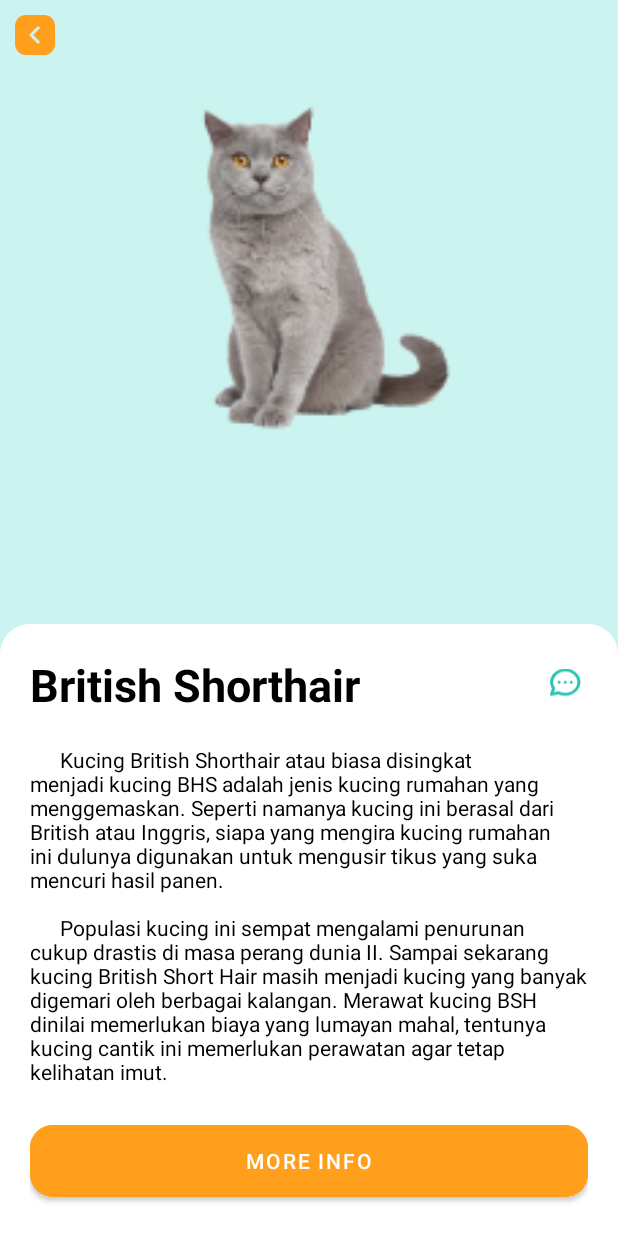
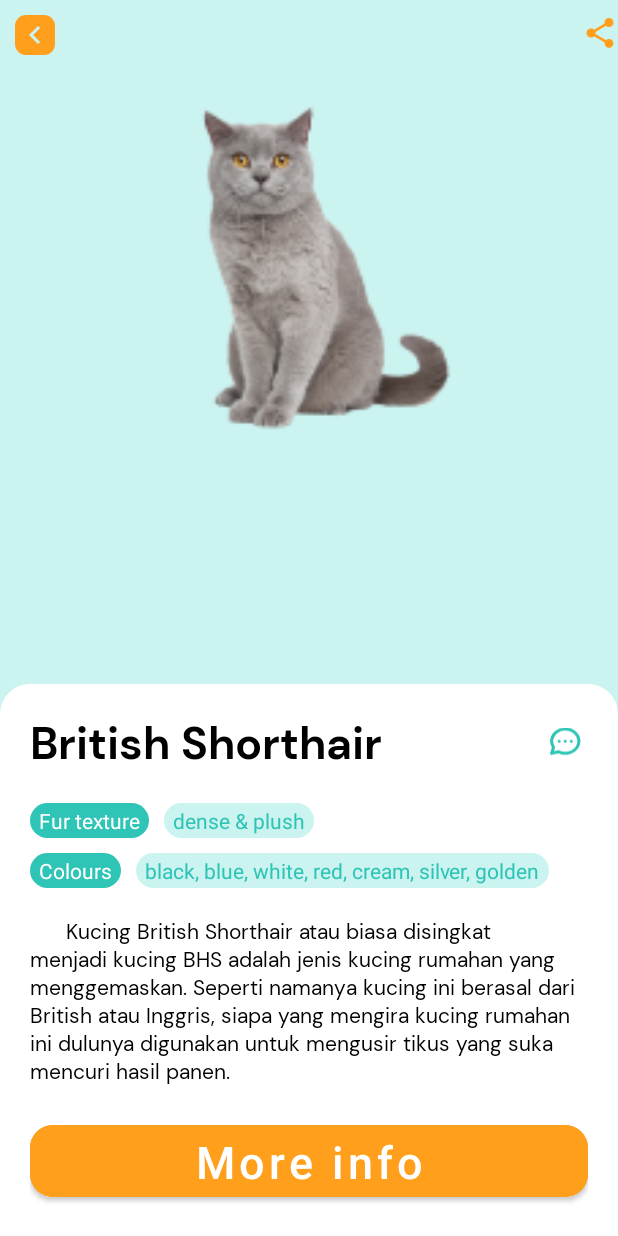
Before and after one commit to kucingapi/kucingin, an Android app: the layout detail_cat.xml on its own in the app's theme, with its tools: preview values and no code run, on a phone screen of 412 x 824 dp. Run offline under Robolectric (Android 15) with nearby library versions, the phone set to English and light mode, and no system bars.

Commit message:
[ADD] detail cat complete design

```diff
--- /dev/null
+++ b/app/src/main/res/drawable-xxhdpi/detail_cat_categories_description.xml
@@ -0,0 +1,8 @@
+<?xml version="1.0" encoding="utf-8"?>
+<shape xmlns:android="http://schemas.android.com/apk/res/android"
+       android:shape="rectangle"
+>
+    <solid android:color="@color/primary_light" />
+    <corners android:radius="20dp" />
+
+</shape>
--- /dev/null
+++ b/app/src/main/res/drawable/detail_cat_categories.xml
@@ -0,0 +1,8 @@
+<?xml version="1.0" encoding="utf-8"?>
+<shape xmlns:android="http://schemas.android.com/apk/res/android"
+       android:shape="rectangle"
+>
+    <solid android:color="@color/primary" />
+    <corners android:radius="20dp" />
+
+</shape>
--- /dev/null
+++ b/app/src/main/res/drawable/ic_share.xml
@@ -0,0 +1,5 @@
+<vector android:height="24dp" android:tint="#FF9F1C"
+    android:viewportHeight="24" android:viewportWidth="24"
+    android:width="24dp" xmlns:android="http://schemas.android.com/apk/res/android">
+    <path android:fillColor="@android:color/white" android:pathData="M18,16.08c-0.76,0 -1.44,0.3 -1.96,0.77L8.91,12.7c0.05,-0.23 0.09,-0.46 0.09,-0.7s-0.04,-0.47 -0.09,-0.7l7.05,-4.11c0.54,0.5 1.25,0.81 2.04,0.81 1.66,0 3,-1.34 3,-3s-1.34,-3 -3,-3 -3,1.34 -3,3c0,0.24 0.04,0.47 0.09,0.7L8.04,9.81C7.5,9.31 6.79,9 6,9c-1.66,0 -3,1.34 -3,3s1.34,3 3,3c0.79,0 1.5,-0.31 2.04,-0.81l7.12,4.16c-0.05,0.21 -0.08,0.43 -0.08,0.65 0,1.61 1.31,2.92 2.92,2.92 1.61,0 2.92,-1.31 2.92,-2.92s-1.31,-2.92 -2.92,-2.92z"/>
+</vector>
--- a/app/src/main/res/layout/detail_cat.xml
+++ b/app/src/main/res/layout/detail_cat.xml
@@ -5,6 +5,13 @@
                                                    xmlns:app="http://schemas.android.com/apk/res-auto"
                                                    android:background="@color/primary_light"
 >
+    <androidx.constraintlayout.widget.ConstraintLayout android:layout_width="match_parent"
+                                                       android:id="@+id/header_container"
+                                                       android:layout_height="wrap_content"
+                                                       app:layout_constraintStart_toStartOf="parent"
+                                                       app:layout_constraintTop_toTopOf="parent"
+    >
+
         <androidx.appcompat.widget.AppCompatImageButton android:layout_width="wrap_content"
                                                         android:id="@+id/button_back"
                                                         android:layout_height="wrap_content"
@@ -17,9 +24,19 @@
                                                         android:layout_marginLeft="10dp"
                                                         android:background="@drawable/icon_back"
         />
+        <ImageView android:layout_width="wrap_content"
+                   android:layout_height="wrap_content"
+                   android:id="@+id/share_button"
+                   app:layout_constraintRight_toRightOf="parent"
+                   app:layout_constraintTop_toTopOf="parent"
+                   android:layout_marginTop="10dp"
+                   android:layout_marginLeft="10dp"
+                   android:src="@drawable/ic_share"
+                   />
+    </androidx.constraintlayout.widget.ConstraintLayout>
     <ImageView android:layout_width="250dp"
                android:layout_marginTop="10dp"
-               app:layout_constraintTop_toBottomOf="@id/button_back"
+               app:layout_constraintTop_toBottomOf="@id/header_container"
                app:layout_constraintLeft_toLeftOf="parent"
                app:layout_constraintRight_toRightOf="parent"
                android:layout_height="250dp"
@@ -40,6 +57,7 @@
                       android:textColor="@color/black"
                       android:layout_height="wrap_content"
                       android:textStyle="bold"
+                      android:fontFamily="@font/dmsans_bold"
             />
             <androidx.constraintlayout.widget.ConstraintLayout android:layout_width="match_parent" android:layout_height="match_parent">
                 <ImageView android:layout_width="wrap_content"
@@ -52,17 +70,62 @@
                 />
             </androidx.constraintlayout.widget.ConstraintLayout>
         </LinearLayout>
+        <LinearLayout android:layout_width="wrap_content"
+                      android:layout_marginTop="20dp"
+                      android:layout_height="wrap_content">
+            <com.google.android.material.textview.MaterialTextView android:layout_width="wrap_content"
+                                                                   android:layout_height="wrap_content"
+                                                                   android:background="@drawable/detail_cat_categories"
+                                                                   android:paddingVertical="2dp"
+                                                                   android:textColor="@color/white"
+                                                                   android:paddingHorizontal="6dp"
+                                                                   android:text="Fur texture"
+                                                                   android:layout_marginRight="10dp"
+            />
+            <com.google.android.material.textview.MaterialTextView android:layout_width="wrap_content"
+                                                                   android:layout_height="wrap_content"
+                                                                   android:background="@drawable/detail_cat_categories_description"
+                                                                   android:paddingVertical="2dp"
+                                                                   android:textColor="@color/primary"
+                                                                   android:paddingHorizontal="6dp"
+                                                                   android:text="dense &amp; plush"
+            />
+        </LinearLayout>
+        <LinearLayout android:layout_width="wrap_content"
+                      android:layout_marginTop="10dp"
+                      android:layout_height="wrap_content">
+            <com.google.android.material.textview.MaterialTextView android:layout_width="wrap_content"
+                                                                   android:layout_height="wrap_content"
+                                                                   android:background="@drawable/detail_cat_categories"
+                                                                   android:paddingVertical="2dp"
+                                                                   android:textColor="@color/white"
+                                                                   android:paddingHorizontal="6dp"
+                                                                   android:text="Colours"
+                                                                   android:layout_marginRight="10dp"
+            />
+            <com.google.android.material.textview.MaterialTextView android:layout_width="wrap_content"
+                                                                   android:layout_height="wrap_content"
+                                                                   android:background="@drawable/detail_cat_categories_description"
+                                                                   android:paddingVertical="2dp"
+                                                                   android:textColor="@color/primary"
+                                                                   android:paddingHorizontal="6dp"
+                                                                   android:text="black, blue, white, red, cream, silver, golden"
+            />
+        </LinearLayout>
         <TextView android:layout_width="wrap_content"
                   android:layout_marginVertical="20dp"
                   android:layout_height="wrap_content"
-                  android:text="      Kucing British Shorthair atau biasa disingkat menjadi kucing BHS adalah jenis kucing rumahan yang menggemaskan. Seperti namanya kucing ini berasal dari British atau Inggris, siapa yang mengira kucing rumahan ini dulunya digunakan untuk mengusir tikus yang suka mencuri hasil panen. \n\n      Populasi kucing ini sempat mengalami penurunan cukup drastis di masa perang dunia II. Sampai sekarang kucing British Short Hair masih menjadi kucing yang banyak digemari oleh berbagai kalangan. Merawat kucing BSH dinilai memerlukan biaya yang lumayan mahal, tentunya kucing cantik ini memerlukan perawatan agar tetap kelihatan imut."
+                  android:text="      Kucing British Shorthair atau biasa disingkat menjadi kucing BHS adalah jenis kucing rumahan yang menggemaskan. Seperti namanya kucing ini berasal dari British atau Inggris, siapa yang mengira kucing rumahan ini dulunya digunakan untuk mengusir tikus yang suka mencuri hasil panen. "
                   android:textColor="@color/black"
+                  android:fontFamily="@font/dmsans_regular"
         />
         <com.google.android.material.button.MaterialButton android:layout_width="match_parent"
                                                            android:backgroundTint="@color/secondary"
                                                            android:text="More info"
                                                            android:layout_height="60dp"
                                                            app:cornerRadius="15dp"
+                                                           android:textSize="30dp"
+                                                           android:textAllCaps="false"
         />
     </LinearLayout>
 
--- a/app/src/main/res/values/colors.xml
+++ b/app/src/main/res/values/colors.xml
@@ -6,6 +6,7 @@
     <color name="teal_200">#FF03DAC5</color>
     <color name="teal_700">#FF018786</color>
     <color name="primary_light">#CBF3F0</color>
+    <color name="primary">#2EC4B6</color>
     <color name="secondary">#FF9F1C</color>
     <color name="black">#FF000000</color>
     <color name="white">#FFFFFFFF</color>
```
Lines whose indentation alone changed are shown as unchanged.
